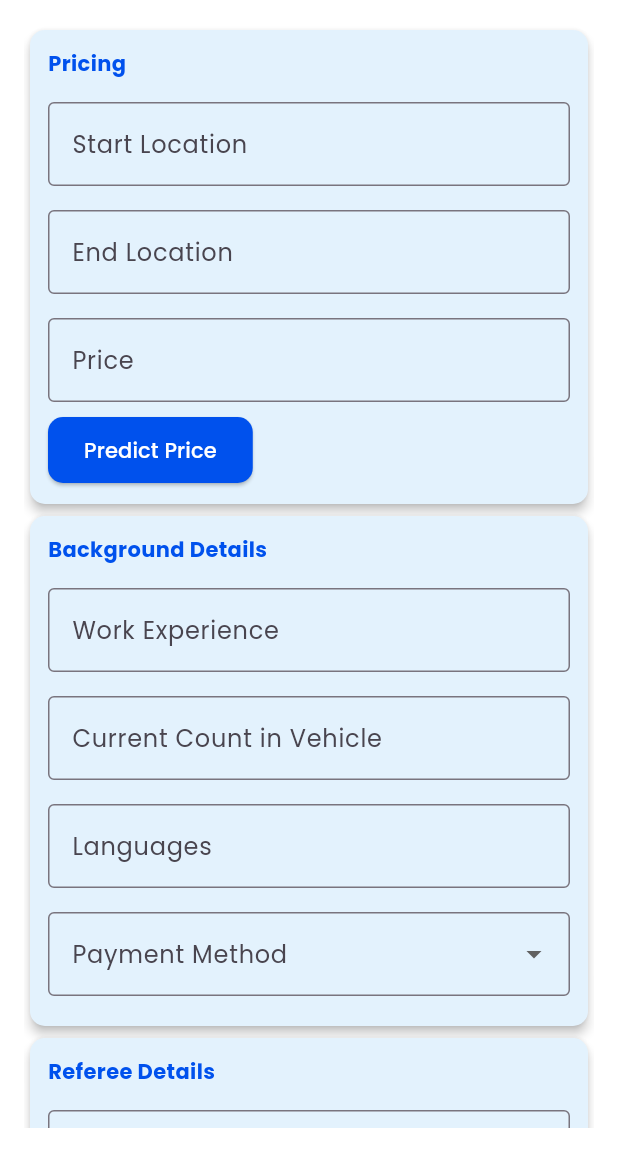
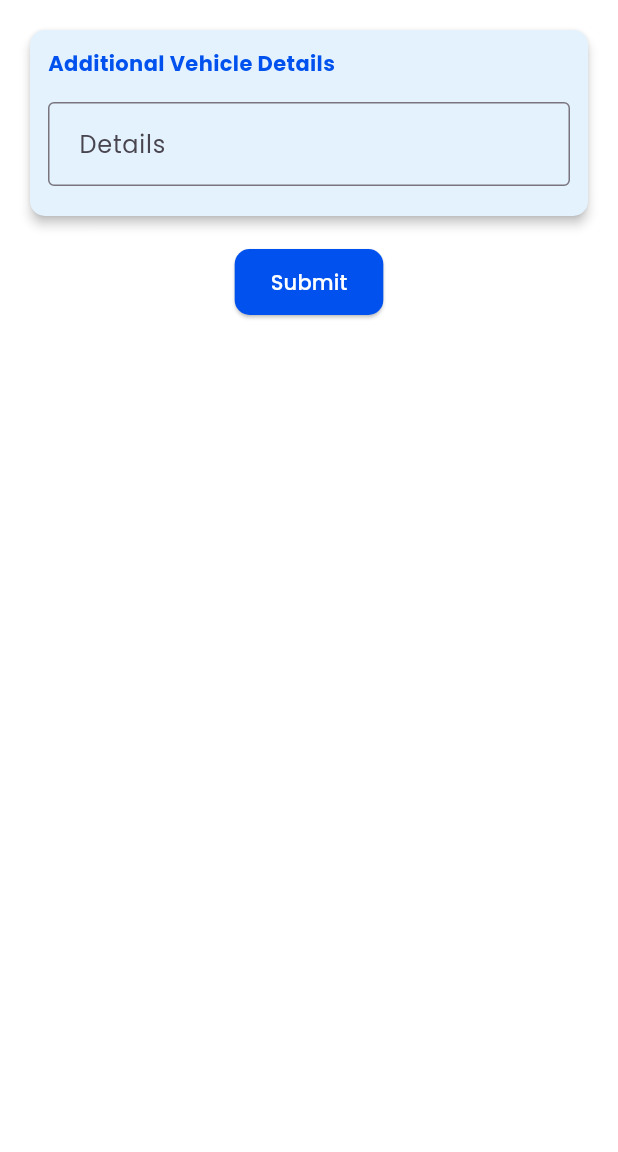
Before and after one commit to wathilaDewnaka/ridelanka-mobile-app-client, a Flutter app: the VehicleAddScreen2 screen opened directly, scrolled down 180 dp, after a tap on "Next", on a phone screen of 412 x 824 dp, the part 84-1236 px from its top. Run offline on Flutter 3.47's test engine with Material 3 defaults, Android fonts, the phone set to English and light mode, and no system bars; our stand-ins replace firebase_core; accounts and stored records are empty.

Commit message:
Changed the some questions

```diff
--- a/lib/src/screens/driver/vehicle_add.dart
+++ b/lib/src/screens/driver/vehicle_add.dart
@@ -57,7 +57,8 @@ class VehicleAddScreen extends StatelessWidget {
                 onPressed: () {
                   Navigator.push(
                     context,
-                    MaterialPageRoute(builder: (context) => VehicleAddScreen2()),
+                    MaterialPageRoute(
+                        builder: (context) => VehicleAddScreen2()),
                   );
                 },
                 style: elevatedButtonStyle(),
@@ -120,7 +121,8 @@ class VehicleAddScreen2 extends StatelessWidget {
                 onPressed: () {
                   Navigator.push(
                     context,
-                    MaterialPageRoute(builder: (context) => VehicleAddScreen2()),
+                    MaterialPageRoute(
+                        builder: (context) => VehicleAddScreen3()),
                   );
                 },
                 style: elevatedButtonStyle(),
@@ -134,15 +136,15 @@ class VehicleAddScreen2 extends StatelessWidget {
   }
 }
 
-class VehicleaddScreen3 extends StatelessWidget {
-  final TextEditingController vehicleDetailsController =
+class VehicleAddScreen3 extends StatelessWidget {
+  final TextEditingController finalConfirmationController =
       TextEditingController();
 
   @override
   Widget build(BuildContext context) {
     return Scaffold(
       appBar: AppBar(
-        title: Text('Final Step', style: TextStyle(color: Colors.white)),
+        title: Text('Add Vehicle', style: TextStyle(color: Colors.white)),
         backgroundColor: Color(0xFF0051ED),
         centerTitle: true,
       ),
@@ -151,17 +153,13 @@ class VehicleaddScreen3 extends StatelessWidget {
         child: SingleChildScrollView(
           child: Column(
             children: [
-              buildCard('Final Details', [
-                buildTextField(
-                    vehicleDetailsController, 'Additional Vehicle Information',
-                    maxLines: 3),
+              buildCard('Additional Vehicle Details', [
+                buildTextField(finalConfirmationController, ' Details'),
               ]),
               SizedBox(height: 16),
               ElevatedButton(
                 onPressed: () {
-                  // Implement submit logic here
-                  print("Vehicle information submitted successfully!");
-                  // Show success message or navigate elsewhere
+                  // Submit form or show a confirmation screen
                 },
                 style: elevatedButtonStyle(),
                 child: Text('Submit', style: TextStyle(color: Colors.white)),
```
Also changed, not shown: 4 other files.
